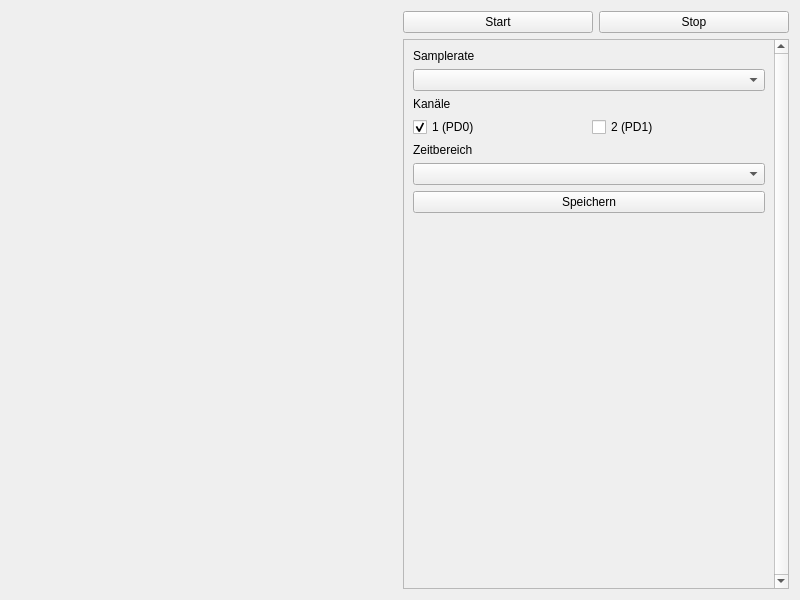
The window that lenlab/gui/oscilloscopeform.ui (kalanzun/red_lenlab) describes before a commit, drawn with Qt 5.
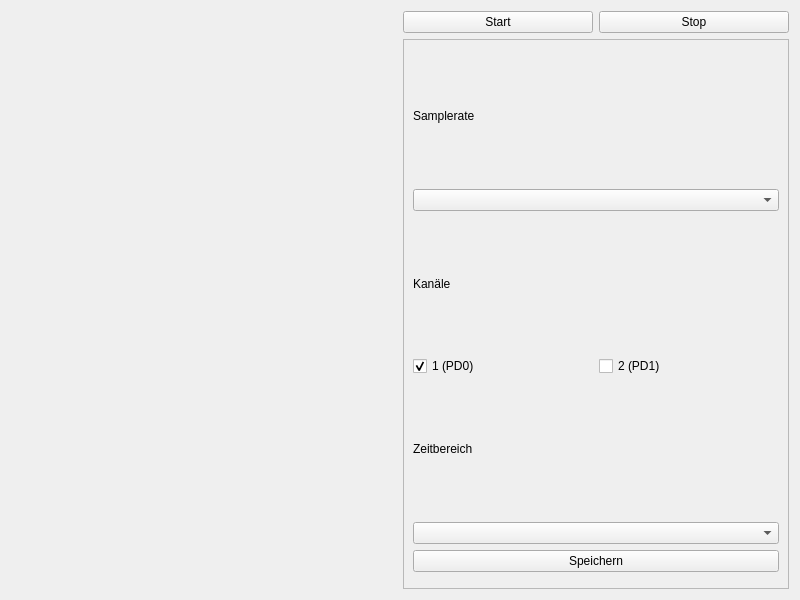
The same window after the commit. Custom widgets are drawn as their Qt base class.

```diff
--- a/lenlab/gui/oscilloscopeform.ui
+++ b/lenlab/gui/oscilloscopeform.ui
@@ -51,24 +51,16 @@
          <verstretch>0</verstretch>
         </sizepolicy>
        </property>
-       <property name="verticalScrollBarPolicy">
-        <enum>Qt::ScrollBarAlwaysOn</enum>
-       </property>
-       <property name="horizontalScrollBarPolicy">
-        <enum>Qt::ScrollBarAlwaysOff</enum>
+       <property name="minimumSize">
+        <size>
+         <width>250</width>
+         <height>0</height>
+        </size>
        </property>
        <property name="widgetResizable">
         <bool>true</bool>
        </property>
        <widget class="QWidget" name="scrollAreaWidgetContents">
-        <property name="geometry">
-         <rect>
-          <x>0</x>
-          <y>0</y>
-          <width>370</width>
-          <height>543</height>
-         </rect>
-        </property>
         <layout class="QVBoxLayout" name="verticalLayout_2">
          <item>
           <widget class="QLabel" name="label_2">
@@ -120,12 +112,6 @@
          </item>
          <item>
           <widget class="QPushButton" name="saveButton">
-           <property name="minimumSize">
-            <size>
-             <width>250</width>
-             <height>0</height>
-            </size>
-           </property>
            <property name="text">
             <string>Speichern</string>
            </property>
@@ -136,12 +122,6 @@
            <property name="orientation">
             <enum>Qt::Vertical</enum>
            </property>
-           <property name="sizeHint" stdset="0">
-            <size>
-             <width>20</width>
-             <height>40</height>
-            </size>
-           </property>
           </spacer>
          </item>
         </layout>
```
